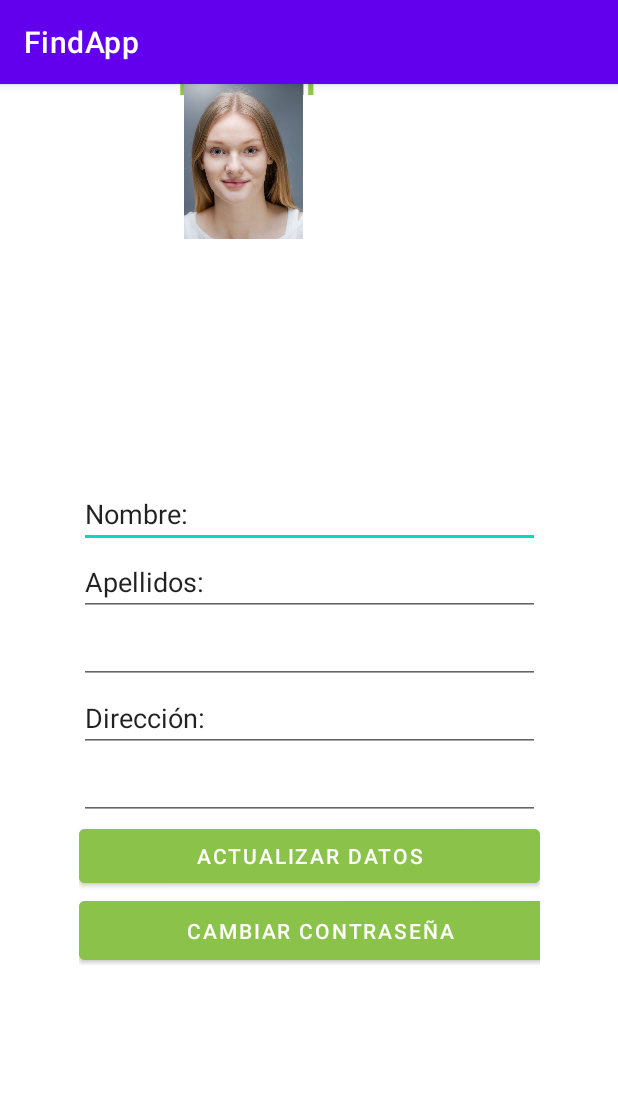
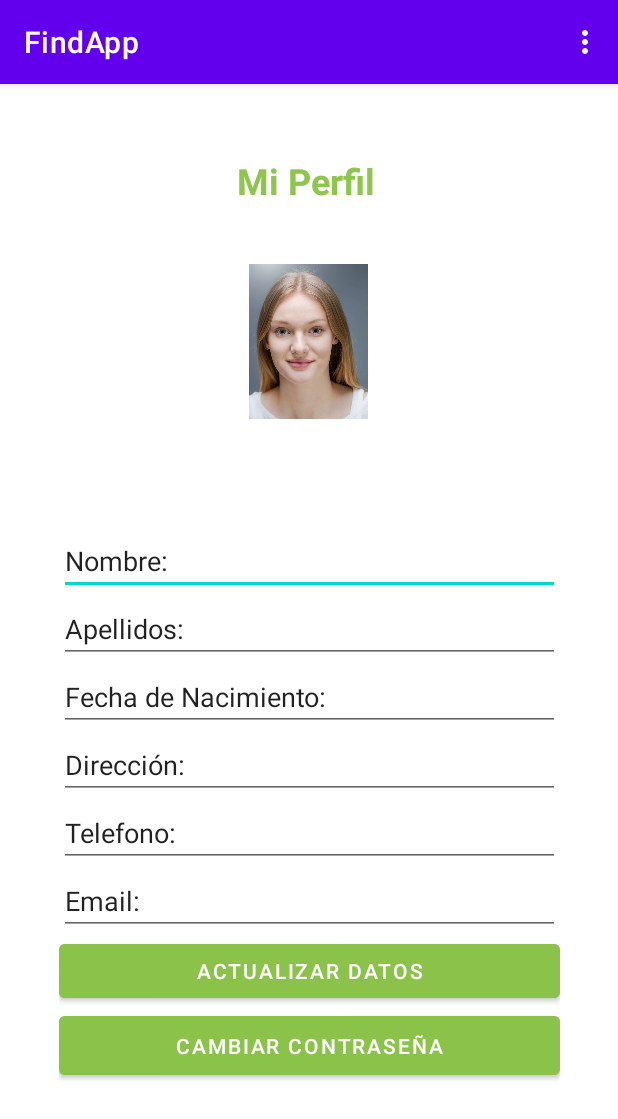
Before and after one commit to Andreastephgm/PiggyBank, an Android app: the activity_porfile screen opened directly, with no data from a screen before it, on a phone screen of 412 x 824 dp. Shown: the top 1119 px of the screen. Run offline under Robolectric (Android 15) with nearby library versions, the phone set to English and light mode, and no system bars.

Commit message:
Adición de conexiones entre pantallas y menú

```diff
--- a/app/src/main/java/com/miempresa/findapp03/activity_porfile.java
+++ b/app/src/main/java/com/miempresa/findapp03/activity_porfile.java
@@ -3,6 +3,7 @@ package com.miempresa.findapp03;
 import androidx.appcompat.app.AppCompatActivity;
 
 import android.os.Bundle;
+import android.view.Menu;
 
 public class activity_porfile extends AppCompatActivity {
 
@@ -11,4 +12,10 @@ public class activity_porfile extends AppCompatActivity {
         super.onCreate(savedInstanceState);
         setContentView(R.layout.activity_porfile);
     }
+
+    @Override
+    public boolean onCreateOptionsMenu(Menu menu) {
+        getMenuInflater().inflate(R.menu.activity_menu,menu);
+        return true;
+    }
 }
--- a/app/src/main/res/layout/activity_lista_bancos.xml
+++ b/app/src/main/res/layout/activity_lista_bancos.xml
@@ -203,6 +203,7 @@
                             android:id="@+id/button"
                             android:layout_width="match_parent"
                             android:layout_height="wrap_content"
+                            android:backgroundTint="#8BC34A"
                             android:text="Seleccionar" />
                     </LinearLayout>
 
@@ -250,7 +251,7 @@
                             android:layout_width="match_parent"
                             android:layout_height="wrap_content"
                             android:backgroundTint="#8BC34A"
-                            android:text="Button" />
+                            android:text="Seleccionar" />
                     </LinearLayout>
 
                 </LinearLayout>
--- a/app/src/main/res/layout/activity_porfile.xml
+++ b/app/src/main/res/layout/activity_porfile.xml
@@ -21,29 +21,31 @@
         android:textStyle="bold"
         app:layout_constraintBottom_toTopOf="@+id/imageView6"
         app:layout_constraintEnd_toEndOf="parent"
-        app:layout_constraintHorizontal_bias="0.0"
+        app:layout_constraintHorizontal_bias="0.475"
         app:layout_constraintStart_toStartOf="parent"
-        app:layout_constraintTop_toTopOf="parent" />
+        app:layout_constraintTop_toTopOf="parent"
+        app:layout_constraintVertical_bias="0.205" />
 
     <ImageView
         android:id="@+id/imageView6"
         android:layout_width="138dp"
         android:layout_height="103dp"
         android:layout_marginStart="93dp"
+        android:layout_marginTop="32dp"
         android:layout_marginEnd="93dp"
         app:layout_constraintEnd_toEndOf="parent"
-        app:layout_constraintHorizontal_bias="0.0"
+        app:layout_constraintHorizontal_bias="0.494"
         app:layout_constraintStart_toStartOf="parent"
-        app:srcCompat="@drawable/fotoperfil"
-        tools:layout_editor_absoluteY="100dp" />
+        app:layout_constraintTop_toBottomOf="@+id/textView"
+        app:srcCompat="@drawable/fotoperfil" />
 
     <LinearLayout
-        android:layout_width="307dp"
-        android:layout_height="323dp"
+        android:id="@+id/linearLayout"
+        android:layout_width="334dp"
+        android:layout_height="406dp"
         android:layout_marginStart="10dp"
-        android:layout_marginTop="10dp"
+        android:layout_marginTop="5dp"
         android:layout_marginEnd="10dp"
-        android:layout_marginBottom="30dp"
         android:orientation="vertical"
         app:layout_constraintBottom_toBottomOf="parent"
         app:layout_constraintEnd_toEndOf="parent"
@@ -67,12 +69,11 @@
             android:text="Apellidos:" />
 
         <EditText
-            android:id="@+id/editTextDate"
             android:layout_width="match_parent"
             android:layout_height="wrap_content"
             android:ems="10"
-            android:inputType="date"
-            tools:text="Fecha de Nacimiento:" />
+            android:inputType="date|text"
+            android:text="Fecha de Nacimiento:" />
 
         <EditText
             android:id="@+id/editTextTextPersonName5"
@@ -88,7 +89,15 @@
             android:layout_height="wrap_content"
             android:ems="10"
             android:inputType="phone"
-            tools:text="Telefono:" />
+            android:text="Telefono:" />
+
+        <EditText
+            android:id="@+id/editTextTextEmailAddress"
+            android:layout_width="match_parent"
+            android:layout_height="wrap_content"
+            android:ems="10"
+            android:inputType="textEmailAddress"
+            android:text="Email:" />
 
         <Button
             android:id="@+id/button2"
@@ -100,7 +109,7 @@
 
         <Button
             android:id="@+id/button3"
-            android:layout_width="322dp"
+            android:layout_width="match_parent"
             android:layout_height="51dp"
             android:backgroundTint="#8BC34A"
             android:text="Cambiar Contraseña" />
--- a/app/src/main/res/menu/activity_menu.xml
+++ b/app/src/main/res/menu/activity_menu.xml
@@ -3,10 +3,10 @@
     xmlns:android="http://schemas.android.com/apk/res/android">
     <item
         android:id="@+id/perfil"
-        android:title="Perfil" />
+        android:title="Novedades" />
     <item
         android:id="@+id/bancos"
-        android:title="Bancos" />
+        android:title=" Lista de Bancos" />
     <item
         android:id="@+id/salir"
         android:title="Salir" />
```
Also changed, not shown: app/src/main/java/com/miempresa/findapp03/MainActivity.java (+85 -0 lines).
